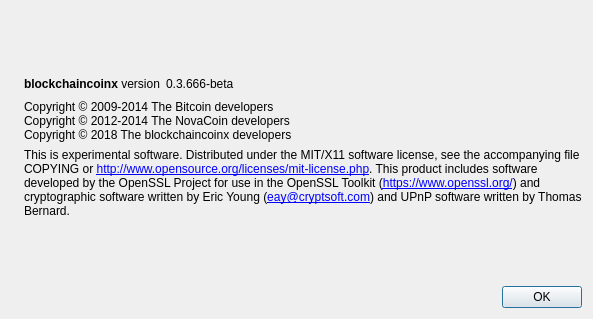
Before: the Qt Designer form src/qt/forms/aboutdialog.ui in 5erendipity/BlockChainCoinX, drawn with Qt 5.
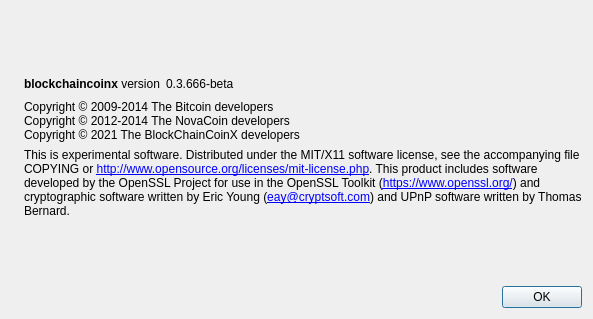
After: the same form once the commit is applied. Icons and pictures are not drawn.

```diff
--- a/src/qt/forms/aboutdialog.ui
+++ b/src/qt/forms/aboutdialog.ui
@@ -96,7 +96,7 @@
        <property name="text">
         <string>Copyright © 2009-2014 The Bitcoin developers
 Copyright © 2012-2014 The NovaCoin developers
-Copyright © 2018 The blockchaincoinx developers</string>
+Copyright © 2021 The BlockChainCoinX developers</string>
        </property>
        <property name="textInteractionFlags">
         <set>Qt::LinksAccessibleByMouse|Qt::TextSelectableByKeyboard|Qt::TextSelectableByMouse</set>
```
